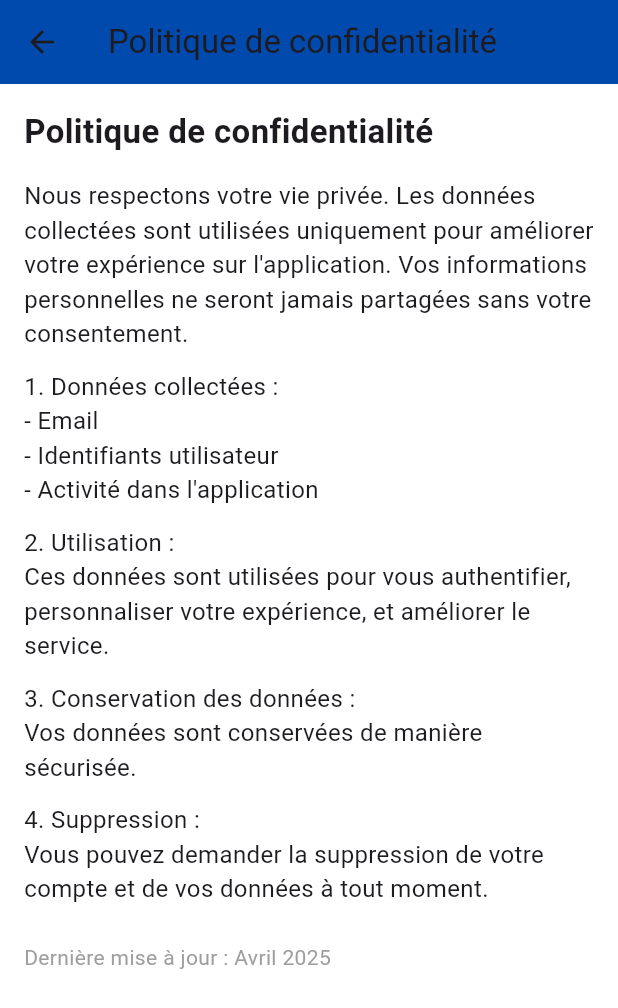
After one commit to jo-ha-na/flutter-chat-app, a Flutter app: the PrivacyPolicyPage screen opened directly, on a phone screen of 412 x 824 dp. The commit adds this screen. Shown: the top 1008 px of the screen. Run offline on Flutter 3.47's test engine with Material 3 defaults, Android fonts, the phone set to English and light mode, and no system bars; our stand-ins replace cloud_firestore, firebase_auth, firebase_core, flutter_secure_storage; accounts and stored records are empty.

Commit message:
version 6

```diff
--- a/lib/pages/account_settings_page.dart
+++ b/lib/pages/account_settings_page.dart
@@ -1,7 +1,6 @@
-// ✅ lib/pages/account_settings_page.dart
-
 import 'package:flutter/material.dart';
 import 'package:flutter_chat_app/services/api_service.dart';
+import 'package:flutter_chat_app/pages/privacy_policy_page.dart';
 
 class AccountSettingsPage extends StatefulWidget {
   final int userId;
@@ -66,6 +65,18 @@ class _AccountSettingsPageState extends State<AccountSettingsPage> {
                 color: _message.startsWith('✅') ? Colors.green : Colors.red,
               ),
             ),
+            TextButton(
+              onPressed: () {
+                Navigator.push(
+                  context,
+                  MaterialPageRoute(builder: (_) => const PrivacyPolicyPage()),
+                );
+              },
+              child: const Text(
+                "Voir la politique de confidentialité",
+                style: TextStyle(color: Colors.blue),
+              ),
+            ),
           ],
         ),
       ),
--- /dev/null
+++ b/lib/pages/privacy_policy_page.dart
@@ -0,0 +1,60 @@
+import 'package:flutter/material.dart';
+
+class PrivacyPolicyPage extends StatelessWidget {
+  const PrivacyPolicyPage({super.key});
+
+  @override
+  Widget build(BuildContext context) {
+    return Scaffold(
+      appBar: AppBar(
+        title: const Text('Politique de confidentialité'),
+        backgroundColor: const Color(0xFF004AAD),
+      ),
+      body: Padding(
+        padding: const EdgeInsets.all(16.0),
+        child: SingleChildScrollView(
+          child: Column(
+            crossAxisAlignment: CrossAxisAlignment.start,
+            children: const [
+              Text(
+                'Politique de confidentialité',
+                style: TextStyle(fontSize: 22, fontWeight: FontWeight.bold),
+              ),
+              SizedBox(height: 16),
+              Text(
+                'Nous respectons votre vie privée. Les données collectées sont utilisées uniquement pour améliorer votre expérience sur l\'application. '
+                'Vos informations personnelles ne seront jamais partagées sans votre consentement.',
+                style: TextStyle(fontSize: 16),
+              ),
+              SizedBox(height: 12),
+              Text(
+                '1. Données collectées :\n- Email\n- Identifiants utilisateur\n- Activité dans l\'application',
+                style: TextStyle(fontSize: 16),
+              ),
+              SizedBox(height: 12),
+              Text(
+                '2. Utilisation :\nCes données sont utilisées pour vous authentifier, personnaliser votre expérience, et améliorer le service.',
+                style: TextStyle(fontSize: 16),
+              ),
+              SizedBox(height: 12),
+              Text(
+                '3. Conservation des données :\nVos données sont conservées de manière sécurisée.',
+                style: TextStyle(fontSize: 16),
+              ),
+              SizedBox(height: 12),
+              Text(
+                '4. Suppression :\nVous pouvez demander la suppression de votre compte et de vos données à tout moment.',
+                style: TextStyle(fontSize: 16),
+              ),
+              SizedBox(height: 24),
+              Text(
+                'Dernière mise à jour : Avril 2025',
+                style: TextStyle(fontSize: 14, color: Colors.grey),
+              ),
+            ],
+          ),
+        ),
+      ),
+    );
+  }
+}
--- a/lib/pages/qcm_page.dart
+++ b/lib/pages/qcm_page.dart
@@ -184,7 +184,16 @@ class _QcmPageState extends State<QcmPage> {
     }
 
     return Scaffold(
-      appBar: AppBar(title: const Text("QCM")),
+      appBar: AppBar(
+        backgroundColor: const Color(0xFF004AAD),
+        title: Row(
+          children: [
+            Image.asset('assets/logo.png', height: 32),
+            const SizedBox(width: 5),
+            const Text('QCM', style: TextStyle(color: Colors.white)),
+          ],
+        ),
+      ),
       body: _isSubmitted ? _buildResultView() : _buildQuestionView(),
     );
   }
```
